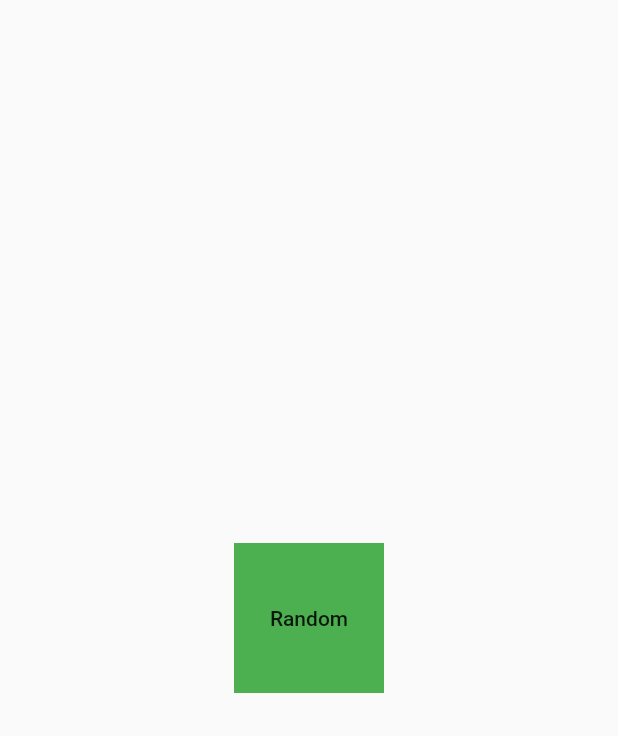
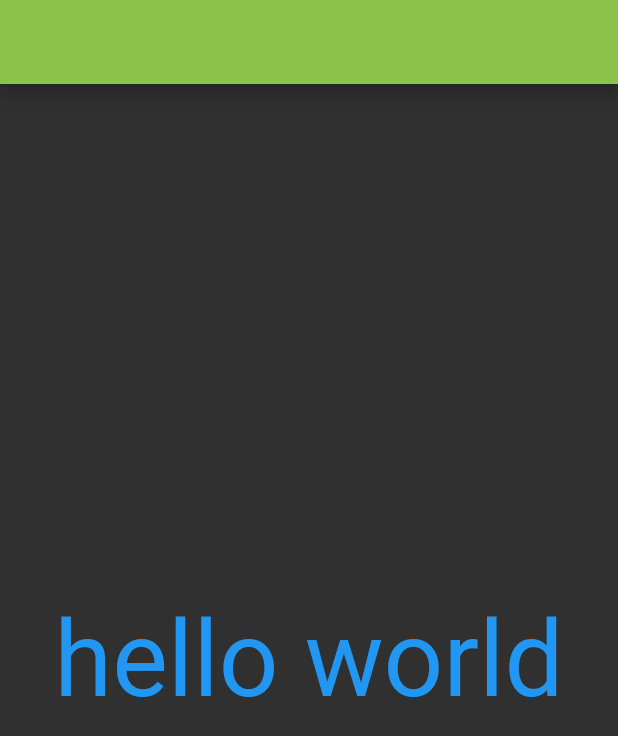
Before and after one commit to Czapelxd/flutter_test_app, a Flutter app: the screen it shows after launch, on a phone screen of 412 x 824 dp. Shown: the top 736 px of the screen. Run offline on Flutter 3.47's test engine with Material 2 defaults, Android fonts, the phone set to English and light mode, and no system bars.

Commit message:
Theme + ThemeData

```diff
--- a/lib/main.dart
+++ b/lib/main.dart
@@ -1,5 +1,4 @@
 // import 'package:flutter/cupertino.dart';
-import 'dart:math';
 
 import 'package:flutter/material.dart';
 
@@ -9,54 +8,74 @@ class MyApp extends StatelessWidget {
   @override
   Widget build(BuildContext context) {
     return MaterialApp(
+      theme: ThemeData(
+        brightness: Brightness.dark,
+        primaryColor: Colors.lightGreen,
+        textTheme: TextTheme(
+          body1: TextStyle(color: Colors.red, fontSize: 30),
+          headline: TextStyle(color: Colors.blue, fontSize: 70)
+        ),
+      ),
       home: Scaffold(
+        appBar: AppBar(),
         body: Center(
-          child: new AnimatedPage(),
+          child: HomeScreen(),
         ),
       ),
     );
   }
 }
 
-class AnimatedPage extends StatefulWidget {
-  const AnimatedPage({
-    Key key,
-  }) : super(key: key);
-
-  @override
-  _AnimatedPageState createState() => _AnimatedPageState();
-}
-
-class _AnimatedPageState extends State<AnimatedPage> {
-  Color color = Colors.green;
-  double width = 100;
-  double height = 100;
+class HomeScreen extends StatelessWidget {
+  const HomeScreen({Key key}) : super(key: key);
 
   @override
   Widget build(BuildContext context) {
-    return AnimatedContainer(
-      duration: Duration(seconds: 2),
-      curve: Curves.bounceInOut,
-      color: color,
-      width: width,
-      height: height,
-      child: FlatButton(
-        child: Text('Random'),
-        onPressed: () {
-          setState(() {
-            width = Random().nextDouble() * 500;
-            height = Random().nextDouble() * 500;
-
-            int r = Random().nextInt(255);
-            int b = Random().nextInt(255);
-            int g = Random().nextInt(255);
-            color = Color.fromRGBO(r, g, b, 1);
-          });
-        },
-      ),
+    return Container(
+      child: Text('hello world', style: Theme.of(context).textTheme.headline,),
     );
   }
 }
+
+// class AnimatedPage extends StatefulWidget {
+//   const AnimatedPage({
+//     Key key,
+//   }) : super(key: key);
+
+//   @override
+//   _AnimatedPageState createState() => _AnimatedPageState();
+// }
+
+// class _AnimatedPageState extends State<AnimatedPage> {
+//   Color color = Colors.green;
+//   double width = 100;
+//   double height = 100;
+
+//   @override
+//   Widget build(BuildContext context) {
+//     return AnimatedContainer(
+//       duration: Duration(seconds: 2),
+//       curve: Curves.bounceInOut,
+//       color: color,
+//       width: width,
+//       height: height,
+//       child: FlatButton(
+//         child: Text('Random'),
+//         onPressed: () {
+//           setState(() {
+//             width = Random().nextDouble() * 500;
+//             height = Random().nextDouble() * 500;
+
+//             int r = Random().nextInt(255);
+//             int b = Random().nextInt(255);
+//             int g = Random().nextInt(255);
+//             color = Color.fromRGBO(r, g, b, 1);
+//           });
+//         },
+//       ),
+//     );
+//   }
+// }
 
 // class ListBuilderWithController extends StatelessWidget {
 //   const ListBuilderWithController({
```
